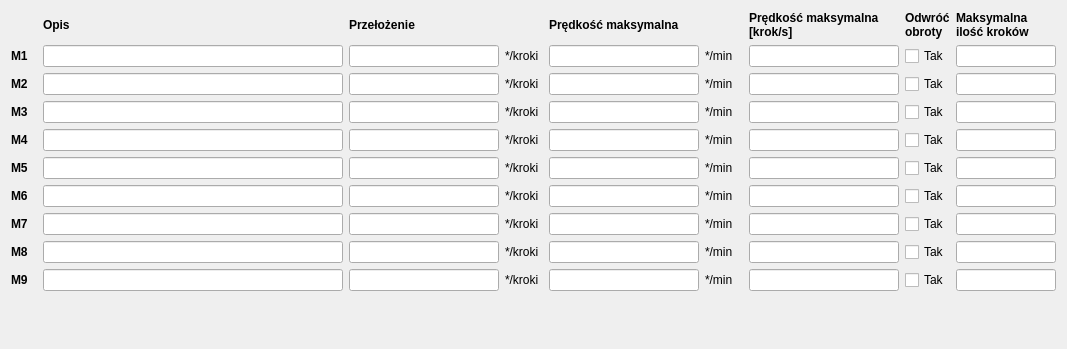
wiacekmarcin/CzujkiLiniowe, file CzujkiLinioweApp/ustawienianapedow.ui: the form before one commit.
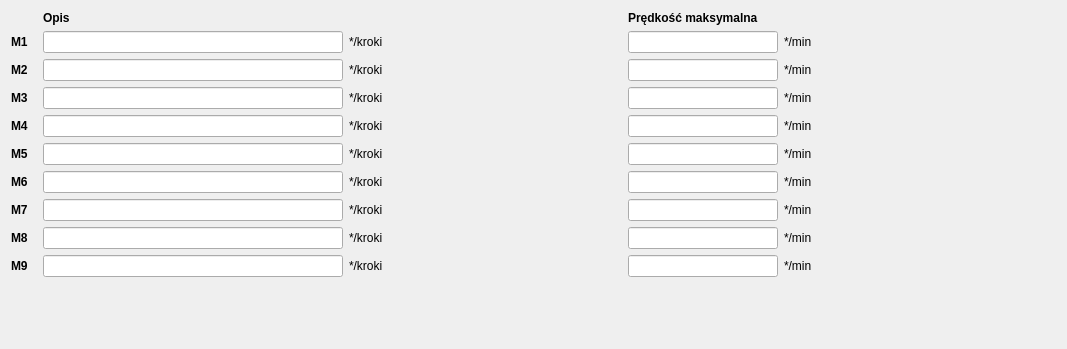
The form after the commit.

```diff
--- a/CzujkiLinioweApp/ustawienianapedow.ui
+++ b/CzujkiLinioweApp/ustawienianapedow.ui
@@ -14,134 +14,7 @@
    <string>Form</string>
   </property>
   <layout class="QGridLayout" name="gridLayout">
-   <item row="9" column="0">
-    <widget class="QLabel" name="lnazwa_9">
-     <property name="maximumSize">
-      <size>
-       <width>26</width>
-       <height>16777215</height>
-      </size>
-     </property>
-     <property name="font">
-      <font>
-       <bold>true</bold>
-      </font>
-     </property>
-     <property name="text">
-      <string>M9</string>
-     </property>
-    </widget>
-   </item>
-   <item row="7" column="2">
-    <widget class="QLineEdit" name="ratio_7">
-     <property name="minimumSize">
-      <size>
-       <width>150</width>
-       <height>0</height>
-      </size>
-     </property>
-     <property name="maximumSize">
-      <size>
-       <width>150</width>
-       <height>16777215</height>
-      </size>
-     </property>
-    </widget>
-   </item>
-   <item row="2" column="9">
-    <widget class="QLineEdit" name="maxSteep_2">
-     <property name="maximumSize">
-      <size>
-       <width>100</width>
-       <height>16777215</height>
-      </size>
-     </property>
-    </widget>
-   </item>
-   <item row="1" column="9">
-    <widget class="QLineEdit" name="maxSteep_1">
-     <property name="minimumSize">
-      <size>
-       <width>100</width>
-       <height>0</height>
-      </size>
-     </property>
-     <property name="maximumSize">
-      <size>
-       <width>100</width>
-       <height>16777215</height>
-      </size>
-     </property>
-    </widget>
-   </item>
-   <item row="8" column="0">
-    <widget class="QLabel" name="lnazwa_8">
-     <property name="maximumSize">
-      <size>
-       <width>26</width>
-       <height>16777215</height>
-      </size>
-     </property>
-     <property name="font">
-      <font>
-       <bold>true</bold>
-      </font>
-     </property>
-     <property name="text">
-      <string>M8</string>
-     </property>
-    </widget>
-   </item>
-   <item row="5" column="0">
-    <widget class="QLabel" name="lnazwa_5">
-     <property name="maximumSize">
-      <size>
-       <width>26</width>
-       <height>16777215</height>
-      </size>
-     </property>
-     <property name="font">
-      <font>
-       <bold>true</bold>
-      </font>
-     </property>
-     <property name="text">
-      <string>M5</string>
-     </property>
-    </widget>
-   </item>
-   <item row="2" column="0">
-    <widget class="QLabel" name="lnazwa_2">
-     <property name="maximumSize">
-      <size>
-       <width>26</width>
-       <height>16777215</height>
-      </size>
-     </property>
-     <property name="font">
-      <font>
-       <bold>true</bold>
-      </font>
-     </property>
-     <property name="text">
-      <string>M2</string>
-     </property>
-    </widget>
-   </item>
-   <item row="9" column="8">
-    <widget class="QCheckBox" name="reverse_9">
-     <property name="maximumSize">
-      <size>
-       <width>52</width>
-       <height>16777215</height>
-      </size>
-     </property>
-     <property name="text">
-      <string>Tak</string>
-     </property>
-    </widget>
-   </item>
-   <item row="2" column="4">
+   <item row="2" column="3">
     <widget class="QLineEdit" name="speedMax1_2">
      <property name="minimumSize">
       <size>
@@ -157,62 +30,8 @@
      </property>
     </widget>
    </item>
-   <item row="6" column="8">
-    <widget class="QCheckBox" name="reverse_6">
-     <property name="maximumSize">
-      <size>
-       <width>52</width>
-       <height>16777215</height>
-      </size>
-     </property>
-     <property name="text">
-      <string>Tak</string>
-     </property>
-    </widget>
-   </item>
-   <item row="8" column="8">
-    <widget class="QCheckBox" name="reverse_8">
-     <property name="maximumSize">
-      <size>
-       <width>52</width>
-       <height>16777215</height>
-      </size>
-     </property>
-     <property name="text">
-      <string>Tak</string>
-     </property>
-    </widget>
-   </item>
-   <item row="0" column="1">
-    <widget class="QLabel" name="head1">
-     <property name="font">
-      <font>
-       <bold>true</bold>
-      </font>
-     </property>
-     <property name="text">
-      <string>Opis</string>
-     </property>
-    </widget>
-   </item>
-   <item row="5" column="2">
-    <widget class="QLineEdit" name="ratio_5">
-     <property name="minimumSize">
-      <size>
-       <width>150</width>
-       <height>0</height>
-      </size>
-     </property>
-     <property name="maximumSize">
-      <size>
-       <width>150</width>
-       <height>16777215</height>
-      </size>
-     </property>
-    </widget>
-   </item>
-   <item row="7" column="1">
-    <widget class="QLineEdit" name="nazwa_7">
+   <item row="4" column="1">
+    <widget class="QLineEdit" name="nazwa_4">
      <property name="minimumSize">
       <size>
        <width>300</width>
@@ -230,13 +49,6 @@
      </property>
     </widget>
    </item>
-   <item row="3" column="5">
-    <widget class="QLabel" name="lunit2_3">
-     <property name="text">
-      <string>*/min</string>
-     </property>
-    </widget>
-   </item>
    <item row="4" column="0">
     <widget class="QLabel" name="lnazwa_4">
      <property name="maximumSize">
@@ -255,146 +67,6 @@
      </property>
     </widget>
    </item>
-   <item row="4" column="9">
-    <widget class="QLineEdit" name="maxSteep_4">
-     <property name="maximumSize">
-      <size>
-       <width>100</width>
-       <height>16777215</height>
-      </size>
-     </property>
-    </widget>
-   </item>
-   <item row="5" column="1">
-    <widget class="QLineEdit" name="nazwa_5">
-     <property name="minimumSize">
-      <size>
-       <width>300</width>
-       <height>0</height>
-      </size>
-     </property>
-     <property name="maximumSize">
-      <size>
-       <width>300</width>
-       <height>16777215</height>
-      </size>
-     </property>
-     <property name="maxLength">
-      <number>100</number>
-     </property>
-    </widget>
-   </item>
-   <item row="6" column="6">
-    <widget class="QLineEdit" name="maxSpeed2_6">
-     <property name="minimumSize">
-      <size>
-       <width>150</width>
-       <height>0</height>
-      </size>
-     </property>
-     <property name="maximumSize">
-      <size>
-       <width>150</width>
-       <height>16777215</height>
-      </size>
-     </property>
-    </widget>
-   </item>
-   <item row="8" column="2">
-    <widget class="QLineEdit" name="ratio_8">
-     <property name="minimumSize">
-      <size>
-       <width>150</width>
-       <height>0</height>
-      </size>
-     </property>
-     <property name="maximumSize">
-      <size>
-       <width>150</width>
-       <height>16777215</height>
-      </size>
-     </property>
-    </widget>
-   </item>
-   <item row="3" column="0">
-    <widget class="QLabel" name="lnazwa_3">
-     <property name="maximumSize">
-      <size>
-       <width>26</width>
-       <height>16777215</height>
-      </size>
-     </property>
-     <property name="font">
-      <font>
-       <bold>true</bold>
-      </font>
-     </property>
-     <property name="text">
-      <string>M3</string>
-     </property>
-    </widget>
-   </item>
-   <item row="7" column="4">
-    <widget class="QLineEdit" name="speedMax1_7">
-     <property name="minimumSize">
-      <size>
-       <width>150</width>
-       <height>0</height>
-      </size>
-     </property>
-     <property name="maximumSize">
-      <size>
-       <width>150</width>
-       <height>16777215</height>
-      </size>
-     </property>
-    </widget>
-   </item>
-   <item row="1" column="2">
-    <widget class="QLineEdit" name="ratio_1">
-     <property name="minimumSize">
-      <size>
-       <width>150</width>
-       <height>0</height>
-      </size>
-     </property>
-     <property name="maximumSize">
-      <size>
-       <width>150</width>
-       <height>16777215</height>
-      </size>
-     </property>
-    </widget>
-   </item>
-   <item row="4" column="8">
-    <widget class="QCheckBox" name="reverse_4">
-     <property name="maximumSize">
-      <size>
-       <width>52</width>
-       <height>16777215</height>
-      </size>
-     </property>
-     <property name="text">
-      <string>Tak</string>
-     </property>
-    </widget>
-   </item>
-   <item row="2" column="6">
-    <widget class="QLineEdit" name="maxSpeed2_2">
-     <property name="minimumSize">
-      <size>
-       <width>150</width>
-       <height>0</height>
-      </size>
-     </property>
-     <property name="maximumSize">
-      <size>
-       <width>150</width>
-       <height>16777215</height>
-      </size>
-     </property>
-    </widget>
-   </item>
    <item row="3" column="1">
     <widget class="QLineEdit" name="nazwa_3">
      <property name="minimumSize">
@@ -414,139 +86,72 @@
      </property>
     </widget>
    </item>
+   <item row="7" column="2">
+    <widget class="QLabel" name="lunit1_7">
+     <property name="text">
+      <string>*/kroki</string>
+     </property>
+    </widget>
+   </item>
    <item row="6" column="3">
-    <widget class="QLabel" name="lunit1_6">
+    <widget class="QLineEdit" name="speedMax1_6">
+     <property name="minimumSize">
+      <size>
+       <width>150</width>
+       <height>0</height>
+      </size>
+     </property>
+     <property name="maximumSize">
+      <size>
+       <width>150</width>
+       <height>16777215</height>
+      </size>
+     </property>
+    </widget>
+   </item>
+   <item row="8" column="4">
+    <widget class="QLabel" name="lunit2_8">
      <property name="text">
-      <string>*/kroki</string>
+      <string>*/min</string>
      </property>
     </widget>
    </item>
-   <item row="0" column="2" colspan="2">
-    <widget class="QLabel" name="head2">
+   <item row="8" column="0">
+    <widget class="QLabel" name="lnazwa_8">
+     <property name="maximumSize">
+      <size>
+       <width>26</width>
+       <height>16777215</height>
+      </size>
+     </property>
      <property name="font">
       <font>
        <bold>true</bold>
       </font>
      </property>
      <property name="text">
-      <string>Przełożenie</string>
+      <string>M8</string>
      </property>
     </widget>
    </item>
-   <item row="9" column="1">
-    <widget class="QLineEdit" name="nazwa_9">
-     <property name="minimumSize">
-      <size>
-       <width>300</width>
-       <height>0</height>
-      </size>
+   <item row="9" column="4">
+    <widget class="QLabel" name="lunit2_9">
+     <property name="text">
+      <string>*/min</string>
      </property>
-     <property name="maximumSize">
-      <size>
-       <width>300</width>
-       <height>16777215</height>
-      </size>
-     </property>
-     <property name="maxLength">
-      <number>100</number>
-     </property>
     </widget>
    </item>
-   <item row="8" column="9">
-    <widget class="QLineEdit" name="maxSteep_8">
-     <property name="maximumSize">
-      <size>
-       <width>100</width>
-       <height>16777215</height>
-      </size>
+   <item row="2" column="4">
+    <widget class="QLabel" name="lunit2_2">
+     <property name="text">
+      <string>*/min</string>
      </property>
     </widget>
    </item>
    <item row="5" column="4">
-    <widget class="QLineEdit" name="speedMax1_5">
-     <property name="minimumSize">
-      <size>
-       <width>150</width>
-       <height>0</height>
-      </size>
-     </property>
-     <property name="maximumSize">
-      <size>
-       <width>150</width>
-       <height>16777215</height>
-      </size>
-     </property>
-    </widget>
-   </item>
-   <item row="6" column="0">
-    <widget class="QLabel" name="lnazwa_6">
-     <property name="maximumSize">
-      <size>
-       <width>26</width>
-       <height>16777215</height>
-      </size>
-     </property>
-     <property name="font">
-      <font>
-       <bold>true</bold>
-      </font>
-     </property>
+    <widget class="QLabel" name="lunit2_5">
      <property name="text">
-      <string>M6</string>
-     </property>
-    </widget>
-   </item>
-   <item row="6" column="2">
-    <widget class="QLineEdit" name="ratio_6">
-     <property name="minimumSize">
-      <size>
-       <width>150</width>
-       <height>0</height>
-      </size>
-     </property>
-     <property name="maximumSize">
-      <size>
-       <width>150</width>
-       <height>16777215</height>
-      </size>
-     </property>
-    </widget>
-   </item>
-   <item row="5" column="9">
-    <widget class="QLineEdit" name="maxSteep_5">
-     <property name="maximumSize">
-      <size>
-       <width>100</width>
-       <height>16777215</height>
-      </size>
-     </property>
-    </widget>
-   </item>
-   <item row="0" column="4" colspan="2">
-    <widget class="QLabel" name="head3">
-     <property name="font">
-      <font>
-       <bold>true</bold>
-      </font>
-     </property>
-     <property name="text">
-      <string>Prędkość maksymalna</string>
-     </property>
-    </widget>
-   </item>
-   <item row="5" column="6">
-    <widget class="QLineEdit" name="maxSpeed2_5">
-     <property name="minimumSize">
-      <size>
-       <width>150</width>
-       <height>0</height>
-      </size>
-     </property>
-     <property name="maximumSize">
-      <size>
-       <width>150</width>
-       <height>16777215</height>
-      </size>
+      <string>*/min</string>
      </property>
     </widget>
    </item>
@@ -568,87 +173,28 @@
      </property>
     </widget>
    </item>
-   <item row="7" column="6">
-    <widget class="QLineEdit" name="maxSpeed2_7">
-     <property name="minimumSize">
-      <size>
-       <width>150</width>
-       <height>0</height>
-      </size>
-     </property>
+   <item row="6" column="0">
+    <widget class="QLabel" name="lnazwa_6">
      <property name="maximumSize">
       <size>
-       <width>150</width>
+       <width>26</width>
        <height>16777215</height>
       </size>
      </property>
-    </widget>
-   </item>
-   <item row="4" column="4">
-    <widget class="QLineEdit" name="speedMax1_4">
-     <property name="minimumSize">
-      <size>
-       <width>150</width>
-       <height>0</height>
-      </size>
-     </property>
-     <property name="maximumSize">
-      <size>
-       <width>150</width>
-       <height>16777215</height>
-      </size>
-     </property>
-    </widget>
-   </item>
-   <item row="8" column="3">
-    <widget class="QLabel" name="lunit1_8">
-     <property name="text">
-      <string>*/kroki</string>
-     </property>
-    </widget>
-   </item>
-   <item row="6" column="4">
-    <widget class="QLineEdit" name="speedMax1_6">
-     <property name="minimumSize">
-      <size>
-       <width>150</width>
-       <height>0</height>
-      </size>
-     </property>
-     <property name="maximumSize">
-      <size>
-       <width>150</width>
-       <height>16777215</height>
-      </size>
-     </property>
-    </widget>
-   </item>
-   <item row="9" column="6">
-    <widget class="QLineEdit" name="maxSpeed2_9">
-     <property name="minimumSize">
-      <size>
-       <width>150</width>
-       <height>0</height>
-      </size>
-     </property>
-     <property name="maximumSize">
-      <size>
-       <width>150</width>
-       <height>16777215</height>
-      </size>
-     </property>
-    </widget>
-   </item>
-   <item row="0" column="8">
-    <widget class="QLabel" name="label_5">
      <property name="font">
       <font>
        <bold>true</bold>
       </font>
      </property>
      <property name="text">
-      <string>Odwróć
-obroty</string>
+      <string>M6</string>
+     </property>
+    </widget>
+   </item>
+   <item row="3" column="2">
+    <widget class="QLabel" name="lunit1_3">
+     <property name="text">
+      <string>*/kroki</string>
      </property>
     </widget>
    </item>
@@ -670,24 +216,64 @@
      </property>
     </widget>
    </item>
-   <item row="3" column="4">
-    <widget class="QLineEdit" name="speedMax1_3">
+   <item row="9" column="0">
+    <widget class="QLabel" name="lnazwa_9">
+     <property name="maximumSize">
+      <size>
+       <width>26</width>
+       <height>16777215</height>
+      </size>
+     </property>
+     <property name="font">
+      <font>
+       <bold>true</bold>
+      </font>
+     </property>
+     <property name="text">
+      <string>M9</string>
+     </property>
+    </widget>
+   </item>
+   <item row="1" column="1">
+    <widget class="QLineEdit" name="nazwa_1">
      <property name="minimumSize">
       <size>
-       <width>150</width>
+       <width>300</width>
        <height>0</height>
       </size>
      </property>
      <property name="maximumSize">
       <size>
-       <width>150</width>
+       <width>300</width>
        <height>16777215</height>
       </size>
      </property>
+     <property name="maxLength">
+      <number>100</number>
+     </property>
     </widget>
    </item>
-   <item row="9" column="2">
-    <widget class="QLineEdit" name="ratio_9">
+   <item row="4" column="2">
+    <widget class="QLabel" name="lunit1_4">
+     <property name="text">
+      <string>*/kroki</string>
+     </property>
+    </widget>
+   </item>
+   <item row="0" column="1">
+    <widget class="QLabel" name="head1">
+     <property name="font">
+      <font>
+       <bold>true</bold>
+      </font>
+     </property>
+     <property name="text">
+      <string>Opis</string>
+     </property>
+    </widget>
+   </item>
+   <item row="7" column="3">
+    <widget class="QLineEdit" name="speedMax1_7">
      <property name="minimumSize">
       <size>
        <width>150</width>
@@ -702,41 +288,49 @@
      </property>
     </widget>
    </item>
-   <item row="5" column="5">
-    <widget class="QLabel" name="lunit2_5">
+   <item row="6" column="2">
+    <widget class="QLabel" name="lunit1_6">
      <property name="text">
-      <string>*/min</string>
+      <string>*/kroki</string>
      </property>
     </widget>
    </item>
-   <item row="3" column="8">
-    <widget class="QCheckBox" name="reverse_3">
+   <item row="2" column="1">
+    <widget class="QLineEdit" name="nazwa_2">
+     <property name="minimumSize">
+      <size>
+       <width>300</width>
+       <height>0</height>
+      </size>
+     </property>
      <property name="maximumSize">
       <size>
-       <width>52</width>
+       <width>300</width>
        <height>16777215</height>
       </size>
      </property>
-     <property name="text">
-      <string>Tak</string>
+     <property name="maxLength">
+      <number>100</number>
      </property>
     </widget>
    </item>
-   <item row="6" column="5">
-    <widget class="QLabel" name="lunit2_6">
-     <property name="text">
-      <string>*/min</string>
+   <item row="5" column="1">
+    <widget class="QLineEdit" name="nazwa_5">
+     <property name="minimumSize">
+      <size>
+       <width>300</width>
+       <height>0</height>
+      </size>
      </property>
-    </widget>
-   </item>
-   <item row="9" column="9">
-    <widget class="QLineEdit" name="maxSteep_9">
      <property name="maximumSize">
       <size>
-       <width>100</width>
+       <width>300</width>
        <height>16777215</height>
       </size>
      </property>
+     <property name="maxLength">
+      <number>100</number>
+     </property>
     </widget>
    </item>
    <item row="6" column="1">
@@ -758,125 +352,182 @@
      </property>
     </widget>
    </item>
+   <item row="9" column="3">
+    <widget class="QLineEdit" name="speedMax1_9">
+     <property name="minimumSize">
+      <size>
+       <width>150</width>
+       <height>0</height>
+      </size>
+     </property>
+     <property name="maximumSize">
+      <size>
+       <width>150</width>
+       <height>16777215</height>
+      </size>
+     </property>
+    </widget>
+   </item>
+   <item row="1" column="2">
+    <widget class="QLabel" name="lunit1_1">
+     <property name="text">
+      <string>*/kroki</string>
+     </property>
+    </widget>
+   </item>
+   <item row="1" column="3">
+    <widget class="QLineEdit" name="speedMax1_1">
+     <property name="minimumSize">
+      <size>
+       <width>150</width>
+       <height>0</height>
+      </size>
+     </property>
+     <property name="maximumSize">
+      <size>
+       <width>150</width>
+       <height>16777215</height>
+      </size>
+     </property>
+    </widget>
+   </item>
+   <item row="7" column="4">
+    <widget class="QLabel" name="lunit2_7">
+     <property name="text">
+      <string>*/min</string>
+     </property>
+    </widget>
+   </item>
+   <item row="2" column="0">
+    <widget class="QLabel" name="lnazwa_2">
+     <property name="maximumSize">
+      <size>
+       <width>26</width>
+       <height>16777215</height>
+      </size>
+     </property>
+     <property name="font">
+      <font>
+       <bold>true</bold>
+      </font>
+     </property>
+     <property name="text">
+      <string>M2</string>
+     </property>
+    </widget>
+   </item>
    <item row="3" column="3">
-    <widget class="QLabel" name="lunit1_3">
-     <property name="text">
-      <string>*/kroki</string>
-     </property>
-    </widget>
-   </item>
-   <item row="1" column="1">
-    <widget class="QLineEdit" name="nazwa_1">
+    <widget class="QLineEdit" name="speedMax1_3">
      <property name="minimumSize">
       <size>
-       <width>300</width>
+       <width>150</width>
        <height>0</height>
       </size>
      </property>
      <property name="maximumSize">
       <size>
-       <width>300</width>
+       <width>150</width>
        <height>16777215</height>
       </size>
      </property>
-     <property name="maxLength">
-      <number>100</number>
-     </property>
     </widget>
    </item>
-   <item row="1" column="5">
+   <item row="1" column="4">
     <widget class="QLabel" name="lunit2_1">
      <property name="text">
       <string>*/min</string>
      </property>
     </widget>
    </item>
-   <item row="4" column="6">
-    <widget class="QLineEdit" name="maxSpeed2_4">
-     <property name="minimumSize">
-      <size>
-       <width>150</width>
-       <height>0</height>
-      </size>
-     </property>
-     <property name="maximumSize">
-      <size>
-       <width>150</width>
-       <height>16777215</height>
-      </size>
-     </property>
-    </widget>
-   </item>
-   <item row="9" column="3">
-    <widget class="QLabel" name="lunit1_9">
-     <property name="text">
-      <string>*/kroki</string>
-     </property>
-    </widget>
-   </item>
    <item row="2" column="2">
-    <widget class="QLineEdit" name="ratio_2">
+    <widget class="QLabel" name="lunit1_2">
+     <property name="text">
+      <string>*/kroki</string>
+     </property>
+    </widget>
+   </item>
+   <item row="9" column="1">
+    <widget class="QLineEdit" name="nazwa_9">
      <property name="minimumSize">
       <size>
-       <width>150</width>
+       <width>300</width>
        <height>0</height>
       </size>
      </property>
      <property name="maximumSize">
       <size>
-       <width>150</width>
+       <width>300</width>
        <height>16777215</height>
       </size>
      </property>
-    </widget>
-   </item>
-   <item row="2" column="8">
-    <widget class="QCheckBox" name="reverse_2">
-     <property name="maximumSize">
-      <size>
-       <width>52</width>
-       <height>16777215</height>
-      </size>
+     <property name="maxLength">
+      <number>100</number>
      </property>
-     <property name="text">
-      <string>Tak</string>
-     </property>
     </widget>
    </item>
-   <item row="8" column="5">
-    <widget class="QLabel" name="lunit2_8">
+   <item row="6" column="4">
+    <widget class="QLabel" name="lunit2_6">
      <property name="text">
       <string>*/min</string>
      </property>
     </widget>
    </item>
+   <item row="8" column="2">
+    <widget class="QLabel" name="lunit1_8">
+     <property name="text">
+      <string>*/kroki</string>
+     </property>
+    </widget>
+   </item>
    <item row="5" column="3">
+    <widget class="QLineEdit" name="speedMax1_5">
+     <property name="minimumSize">
+      <size>
+       <width>150</width>
+       <height>0</height>
+      </size>
+     </property>
+     <property name="maximumSize">
+      <size>
+       <width>150</width>
+       <height>16777215</height>
+      </size>
+     </property>
+    </widget>
+   </item>
+   <item row="5" column="2">
     <widget class="QLabel" name="lunit1_5">
      <property name="text">
       <string>*/kroki</string>
      </property>
     </widget>
    </item>
-   <item row="7" column="8">
-    <widget class="QCheckBox" name="reverse_7">
-     <property name="maximumSize">
-      <size>
-       <width>52</width>
-       <height>16777215</height>
-      </size>
-     </property>
-     <property name="text">
-      <string>Tak</string>
-     </property>
-    </widget>
-   </item>
-   <item row="4" column="5">
+   <item row="4" column="4">
     <widget class="QLabel" name="lunit2_4">
      <property name="text">
       <string>*/min</string>
      </property>
     </widget>
    </item>
+   <item row="3" column="4">
+    <widget class="QLabel" name="lunit2_3">
+     <property name="text">
+      <string>*/min</string>
+     </property>
+    </widget>
+   </item>
+   <item row="0" column="3" colspan="2">
+    <widget class="QLabel" name="head3">
+     <property name="font">
+      <font>
+       <bold>true</bold>
+      </font>
+     </property>
+     <property name="text">
+      <string>Prędkość maksymalna</string>
+     </property>
+    </widget>
+   </item>
    <item row="8" column="1">
     <widget class="QLineEdit" name="nazwa_8">
      <property name="minimumSize">
@@ -896,291 +547,7 @@
      </property>
     </widget>
    </item>
-   <item row="8" column="6">
-    <widget class="QLineEdit" name="maxSpeed2_8">
-     <property name="minimumSize">
-      <size>
-       <width>150</width>
-       <height>0</height>
-      </size>
-     </property>
-     <property name="maximumSize">
-      <size>
-       <width>150</width>
-       <height>16777215</height>
-      </size>
-     </property>
-    </widget>
-   </item>
-   <item row="5" column="8">
-    <widget class="QCheckBox" name="reverse_5">
-     <property name="maximumSize">
-      <size>
-       <width>52</width>
-       <height>16777215</height>
-      </size>
-     </property>
-     <property name="text">
-      <string>Tak</string>
-     </property>
-    </widget>
-   </item>
-   <item row="7" column="3">
-    <widget class="QLabel" name="lunit1_7">
-     <property name="text">
-      <string>*/kroki</string>
-     </property>
-    </widget>
-   </item>
-   <item row="2" column="3">
-    <widget class="QLabel" name="lunit1_2">
-     <property name="text">
-      <string>*/kroki</string>
-     </property>
-    </widget>
-   </item>
-   <item row="4" column="2">
-    <widget class="QLineEdit" name="ratio_4">
-     <property name="minimumSize">
-      <size>
-       <width>150</width>
-       <height>0</height>
-      </size>
-     </property>
-     <property name="maximumSize">
-      <size>
-       <width>150</width>
-       <height>16777215</height>
-      </size>
-     </property>
-    </widget>
-   </item>
-   <item row="7" column="5">
-    <widget class="QLabel" name="lunit2_7">
-     <property name="text">
-      <string>*/min</string>
-     </property>
-    </widget>
-   </item>
-   <item row="4" column="1">
-    <widget class="QLineEdit" name="nazwa_4">
-     <property name="minimumSize">
-      <size>
-       <width>300</width>
-       <height>0</height>
-      </size>
-     </property>
-     <property name="maximumSize">
-      <size>
-       <width>300</width>
-       <height>16777215</height>
-      </size>
-     </property>
-     <property name="maxLength">
-      <number>100</number>
-     </property>
-    </widget>
-   </item>
-   <item row="1" column="6">
-    <widget class="QLineEdit" name="maxSpeed2_1">
-     <property name="minimumSize">
-      <size>
-       <width>150</width>
-       <height>0</height>
-      </size>
-     </property>
-     <property name="maximumSize">
-      <size>
-       <width>150</width>
-       <height>16777215</height>
-      </size>
-     </property>
-    </widget>
-   </item>
-   <item row="3" column="9">
-    <widget class="QLineEdit" name="maxSteep_3">
-     <property name="maximumSize">
-      <size>
-       <width>100</width>
-       <height>16777215</height>
-      </size>
-     </property>
-    </widget>
-   </item>
-   <item row="1" column="3">
-    <widget class="QLabel" name="lunit1_1">
-     <property name="text">
-      <string>*/kroki</string>
-     </property>
-    </widget>
-   </item>
-   <item row="1" column="4">
-    <widget class="QLineEdit" name="speedMax1_1">
-     <property name="minimumSize">
-      <size>
-       <width>150</width>
-       <height>0</height>
-      </size>
-     </property>
-     <property name="maximumSize">
-      <size>
-       <width>150</width>
-       <height>16777215</height>
-      </size>
-     </property>
-    </widget>
-   </item>
-   <item row="4" column="3">
-    <widget class="QLabel" name="lunit1_4">
-     <property name="text">
-      <string>*/kroki</string>
-     </property>
-    </widget>
-   </item>
-   <item row="9" column="5">
-    <widget class="QLabel" name="lunit2_9">
-     <property name="text">
-      <string>*/min</string>
-     </property>
-    </widget>
-   </item>
-   <item row="3" column="6">
-    <widget class="QLineEdit" name="maxSpeed2_3">
-     <property name="minimumSize">
-      <size>
-       <width>150</width>
-       <height>0</height>
-      </size>
-     </property>
-     <property name="maximumSize">
-      <size>
-       <width>150</width>
-       <height>16777215</height>
-      </size>
-     </property>
-    </widget>
-   </item>
-   <item row="6" column="9">
-    <widget class="QLineEdit" name="maxSteep_6">
-     <property name="maximumSize">
-      <size>
-       <width>100</width>
-       <height>16777215</height>
-      </size>
-     </property>
-    </widget>
-   </item>
-   <item row="7" column="9">
-    <widget class="QLineEdit" name="maxSteep_7">
-     <property name="maximumSize">
-      <size>
-       <width>100</width>
-       <height>16777215</height>
-      </size>
-     </property>
-    </widget>
-   </item>
-   <item row="1" column="8">
-    <widget class="QCheckBox" name="reverse_1">
-     <property name="maximumSize">
-      <size>
-       <width>52</width>
-       <height>16777215</height>
-      </size>
-     </property>
-     <property name="text">
-      <string>Tak</string>
-     </property>
-    </widget>
-   </item>
-   <item row="0" column="9">
-    <widget class="QLabel" name="head5">
-     <property name="font">
-      <font>
-       <bold>true</bold>
-      </font>
-     </property>
-     <property name="text">
-      <string>Maksymalna
-ilość kroków</string>
-     </property>
-    </widget>
-   </item>
-   <item row="2" column="5">
-    <widget class="QLabel" name="lunit2_2">
-     <property name="text">
-      <string>*/min</string>
-     </property>
-    </widget>
-   </item>
-   <item row="2" column="1">
-    <widget class="QLineEdit" name="nazwa_2">
-     <property name="minimumSize">
-      <size>
-       <width>300</width>
-       <height>0</height>
-      </size>
-     </property>
-     <property name="maximumSize">
-      <size>
-       <width>300</width>
-       <height>16777215</height>
-      </size>
-     </property>
-     <property name="maxLength">
-      <number>100</number>
-     </property>
-    </widget>
-   </item>
-   <item row="9" column="4">
-    <widget class="QLineEdit" name="speedMax1_9">
-     <property name="minimumSize">
-      <size>
-       <width>150</width>
-       <height>0</height>
-      </size>
-     </property>
-     <property name="maximumSize">
-      <size>
-       <width>150</width>
-       <height>16777215</height>
-      </size>
-     </property>
-    </widget>
-   </item>
-   <item row="8" column="4">
-    <widget class="QLineEdit" name="speedMax1_8">
-     <property name="minimumSize">
-      <size>
-       <width>150</width>
-       <height>0</height>
-      </size>
-     </property>
-     <property name="maximumSize">
-      <size>
-       <width>150</width>
-       <height>16777215</height>
-      </size>
-     </property>
-    </widget>
-   </item>
-   <item row="3" column="2">
-    <widget class="QLineEdit" name="ratio_3">
-     <property name="minimumSize">
-      <size>
-       <width>150</width>
-       <height>0</height>
-      </size>
-     </property>
-     <property name="maximumSize">
-      <size>
-       <width>150</width>
-       <height>16777215</height>
-      </size>
-     </property>
-    </widget>
-   </item>
-   <item row="10" column="4">
+   <item row="10" column="3">
     <spacer name="verticalSpacer">
      <property name="orientation">
       <enum>Qt::Vertical</enum>
@@ -1193,16 +560,97 @@
      </property>
     </spacer>
    </item>
-   <item row="0" column="6">
-    <widget class="QLabel" name="head4">
+   <item row="7" column="1">
+    <widget class="QLineEdit" name="nazwa_7">
+     <property name="minimumSize">
+      <size>
+       <width>300</width>
+       <height>0</height>
+      </size>
+     </property>
+     <property name="maximumSize">
+      <size>
+       <width>300</width>
+       <height>16777215</height>
+      </size>
+     </property>
+     <property name="maxLength">
+      <number>100</number>
+     </property>
+    </widget>
+   </item>
+   <item row="3" column="0">
+    <widget class="QLabel" name="lnazwa_3">
+     <property name="maximumSize">
+      <size>
+       <width>26</width>
+       <height>16777215</height>
+      </size>
+     </property>
      <property name="font">
       <font>
        <bold>true</bold>
       </font>
      </property>
      <property name="text">
-      <string>Prędkość maksymalna
-[krok/s]</string>
+      <string>M3</string>
+     </property>
+    </widget>
+   </item>
+   <item row="8" column="3">
+    <widget class="QLineEdit" name="speedMax1_8">
+     <property name="minimumSize">
+      <size>
+       <width>150</width>
+       <height>0</height>
+      </size>
+     </property>
+     <property name="maximumSize">
+      <size>
+       <width>150</width>
+       <height>16777215</height>
+      </size>
+     </property>
+    </widget>
+   </item>
+   <item row="4" column="3">
+    <widget class="QLineEdit" name="speedMax1_4">
+     <property name="minimumSize">
+      <size>
+       <width>150</width>
+       <height>0</height>
+      </size>
+     </property>
+     <property name="maximumSize">
+      <size>
+       <width>150</width>
+       <height>16777215</height>
+      </size>
+     </property>
+    </widget>
+   </item>
+   <item row="9" column="2">
+    <widget class="QLabel" name="lunit1_9">
+     <property name="text">
+      <string>*/kroki</string>
+     </property>
+    </widget>
+   </item>
+   <item row="5" column="0">
+    <widget class="QLabel" name="lnazwa_5">
+     <property name="maximumSize">
+      <size>
+       <width>26</width>
+       <height>16777215</height>
+      </size>
+     </property>
+     <property name="font">
+      <font>
+       <bold>true</bold>
+      </font>
+     </property>
+     <property name="text">
+      <string>M5</string>
      </property>
     </widget>
    </item>
```
